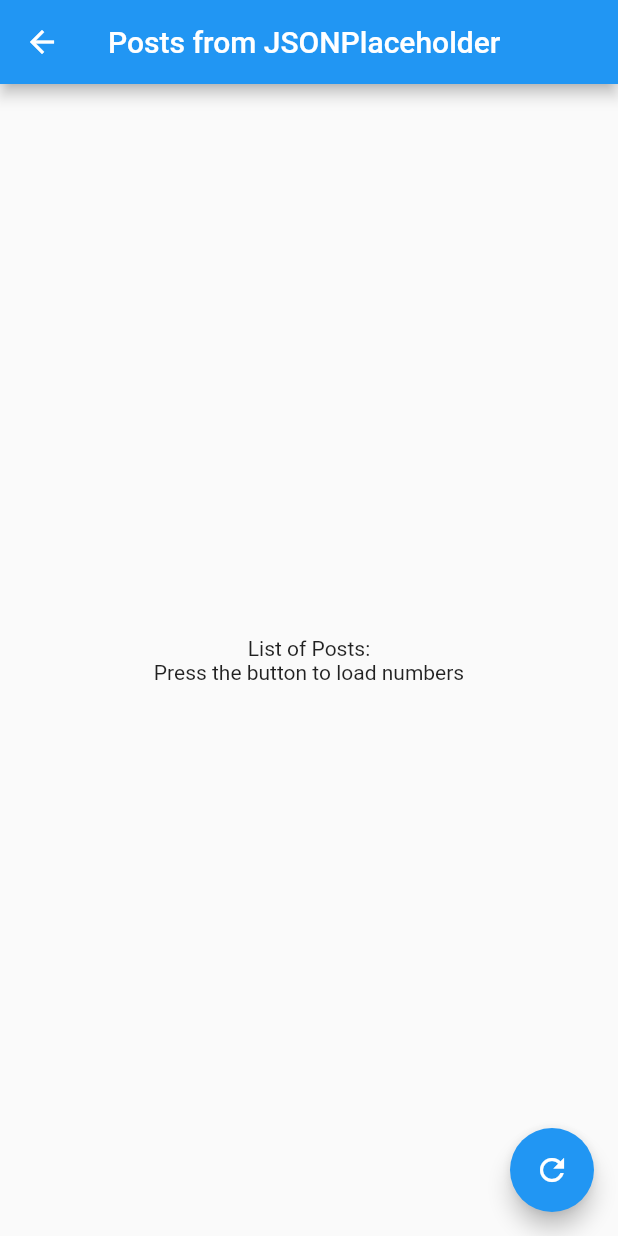
After one commit to kosbaship/aqary_assessment, a Flutter app: the BlocGeneratorWithTransformersView screen opened directly, on a phone screen of 412 x 824 dp. The commit adds this screen. Run offline on Flutter 3.47's test engine with Material 2 defaults, Android fonts, the phone set to English and light mode, and no system bars; our stand-ins replace dio, equatable, flutter_bloc; network calls fail.

Commit message:
2_bloc_generator_with_transformers

```diff
--- a/lib/1_builder_pattern/1_builder_pattern_view.dart
+++ b/lib/1_builder_pattern/builder_pattern_view.dart
@@ -1,6 +1,5 @@
 import 'package:flutter/material.dart';
 
-import 'constants.dart';
 import 'helper_ui_builders.dart';
 
 class BuilderPatternView extends StatelessWidget {
--- a/lib/1_builder_pattern/custom_widgets.dart
+++ b/lib/1_builder_pattern/custom_widgets.dart
@@ -73,7 +73,7 @@ class PropertyAd extends StatefulWidget {
   final String contactEmail;
   final String contactPhone;
 
-  PropertyAd({
+  const PropertyAd({super.key,
     required this.title,
     required this.price,
     required this.description,
@@ -96,7 +96,7 @@ class PropertyAdState extends State<PropertyAd> {
       children: [
         Image.network(widget.imageUrl, width: 200, height: 150),
         Text("Property Title: ${widget.title}",
-            style: TextStyle(fontSize: 18, fontWeight: FontWeight.bold)),
+            style: const TextStyle(fontSize: 18, fontWeight: FontWeight.bold)),
         Text("Description: ${widget.description}"),
         Text("Location: ${widget.location}"),
         Text("Price: \$${widget.price.toStringAsFixed(2)}"),
--- /dev/null
+++ b/lib/2_bloc_generator_with_transformers/manager/posts_bloc.dart
@@ -0,0 +1,38 @@
+import 'package:dio/dio.dart';
+import 'package:flutter_bloc/flutter_bloc.dart';
+
+import 'posts_bloc_event.dart';
+import 'posts_states.dart';
+
+final dio = Dio();
+
+class PostBloc extends Bloc<PostEvent, PostState> {
+  PostBloc() : super(const PostState());
+
+  Stream<PostState> mapEventToState(PostEvent event) async* {
+    if (event == PostEvent.fetchPosts) {
+      yield state.copyWith(status: PostStateStatus.loading);
+
+      try {
+        final numbers = await asynchronousGeneratorWithATransformer();
+
+        yield state.copyWith(
+          status: PostStateStatus.success,
+          numbers: numbers,
+        );
+      } catch (e) {
+        yield state.copyWith(
+          status: PostStateStatus.error,
+          errorMessage: 'Failed to load posts: $e',
+        );
+      }
+    }
+  }
+
+  Future<List<int>> asynchronousGeneratorWithATransformer() async {
+    return await Stream.periodic(
+      const Duration(seconds: 3),
+      (count) => count * 2,
+    ).take(7).map((data) => data * 3).toList();
+  }
+}
--- /dev/null
+++ b/lib/2_bloc_generator_with_transformers/manager/posts_bloc_event.dart
@@ -0,0 +1 @@
+enum PostEvent { fetchPosts }
--- /dev/null
+++ b/lib/2_bloc_generator_with_transformers/manager/posts_states.dart
@@ -0,0 +1,30 @@
+import 'package:equatable/equatable.dart';
+
+enum PostStateStatus { initial, loading, success, error }
+
+class PostState extends Equatable {
+  const PostState({
+    this.status = PostStateStatus.initial,
+    this.numbers = const <int>[],
+    this.errorMessage = "حدث خطأ",
+  });
+
+  final PostStateStatus status;
+  final List<int> numbers;
+  final String errorMessage;
+
+  PostState copyWith({
+    PostStateStatus? status,
+    List<int>? numbers,
+    String? errorMessage,
+  }) {
+    return PostState(
+      status: status ?? this.status,
+      numbers: numbers ?? this.numbers,
+      errorMessage: errorMessage ?? this.errorMessage,
+    );
+  }
+
+  @override
+  List<Object> get props => [status, numbers, errorMessage];
+}
--- /dev/null
+++ b/lib/2_bloc_generator_with_transformers/view/posts_view.dart
@@ -0,0 +1,69 @@
+import 'package:flutter/material.dart';
+import 'package:flutter_bloc/flutter_bloc.dart';
+
+import '../manager/posts_bloc.dart';
+import '../manager/posts_bloc_event.dart';
+import '../manager/posts_states.dart';
+
+class BlocGeneratorWithTransformers extends StatelessWidget {
+  const BlocGeneratorWithTransformers({super.key});
+
+  @override
+  Widget build(BuildContext context) {
+    return BlocProvider(
+      create: (context) => PostBloc(),
+      child: const BlocGeneratorWithTransformersView(),
+    );
+  }
+}
+
+class BlocGeneratorWithTransformersView extends StatelessWidget {
+  const BlocGeneratorWithTransformersView({super.key});
+
+  @override
+  Widget build(BuildContext context) {
+    final postBloc = BlocProvider.of<PostBloc>(context);
+
+    return Scaffold(
+      appBar: AppBar(
+        title: const Text('Posts from JSONPlaceholder'),
+      ),
+      body: Center(
+        child: Column(
+          mainAxisAlignment: MainAxisAlignment.center,
+          children: <Widget>[
+            const Text("List of Posts:"),
+            BlocBuilder<PostBloc, PostState>(
+              builder: (context, state) {
+                final numbers = state.numbers;
+                final status = state.status;
+
+                if (status == PostStateStatus.loading) {
+                  return const CircularProgressIndicator();
+                } else if (status == PostStateStatus.success) {
+                  return ListView.builder(
+                    itemCount: numbers.length,
+                    itemBuilder: (context, index) {
+                      return ListTile(
+                        title: const Text("Number"),
+                        subtitle: Text(numbers[index].toString()),
+                      );
+                    },
+                  );
+                } else if (status == PostStateStatus.error) {
+                  return Text(state.errorMessage);
+                } else {
+                  return const Text('Press the button to load numbers');
+                }
+              },
+            ),
+          ],
+        ),
+      ),
+      floatingActionButton: FloatingActionButton(
+        onPressed: () => postBloc.add(PostEvent.fetchPosts),
+        child: const Icon(Icons.refresh),
+      ),
+    );
+  }
+}
--- a/lib/main.dart
+++ b/lib/main.dart
@@ -1,6 +1,6 @@
 import 'package:flutter/material.dart';
 
-import '1_builder_pattern/1_builder_pattern_view.dart';
+import '1_builder_pattern/builder_pattern_view.dart';
 
 void main() {
   runApp(
--- a/pubspec.yaml
+++ b/pubspec.yaml
@@ -18,6 +18,8 @@ dependencies:
   flutter_bloc: ^8.0.1
   dio: ^5.0.8
   rxdart: ^0.26.0
+  equatable: ^2.0.5
+
 
 dev_dependencies:
   flutter_test:
```
Also changed, not shown: pubspec.lock.
